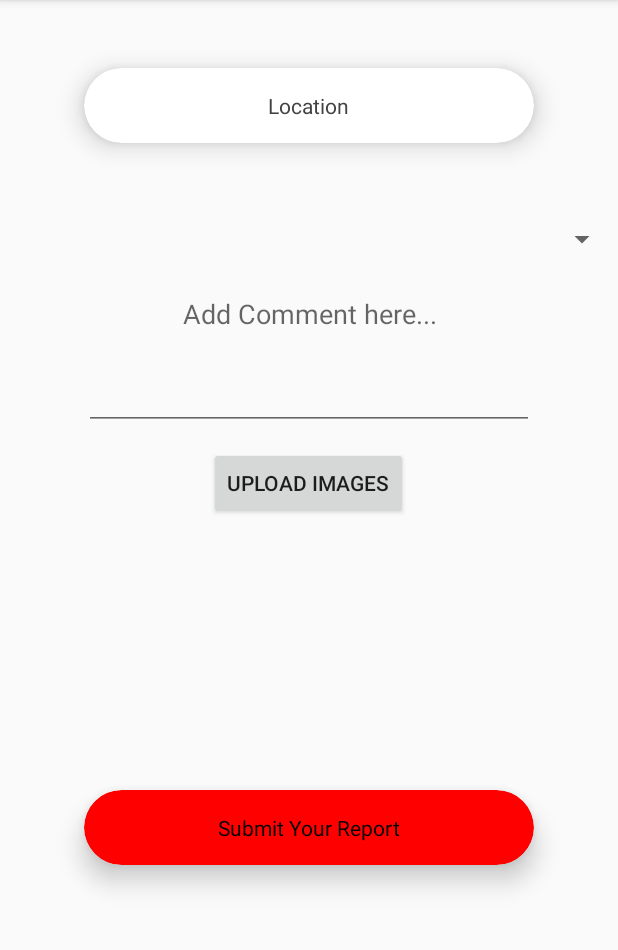
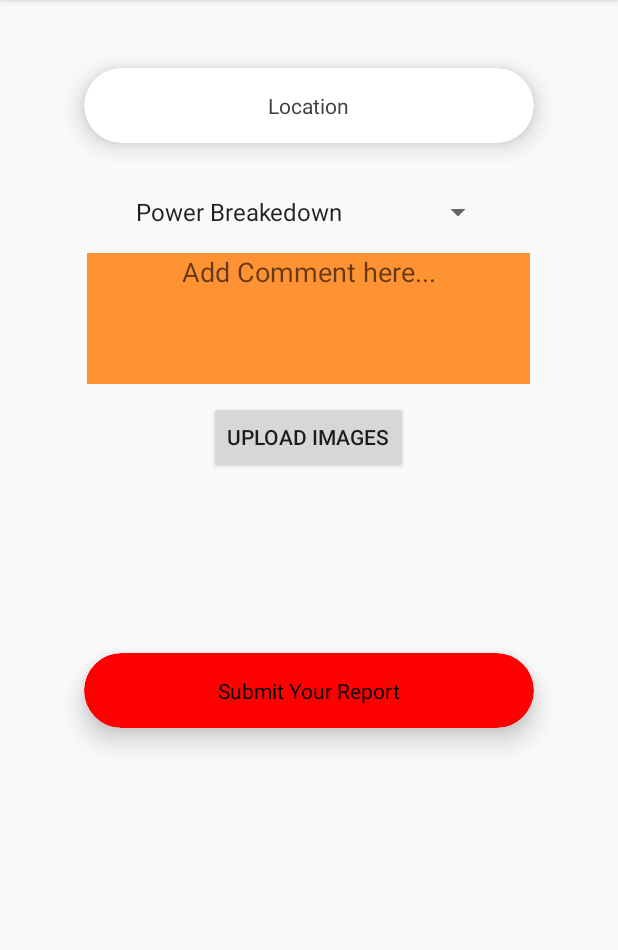
Before and after one commit to PinsaraKWeerasinghe/EBR_System, an Android app: the fragment SubmitReport placed in its activity, on a phone screen of 412 x 824 dp, the part 84-1034 px from its top. Run offline under Robolectric (Android 15) with nearby library versions, the phone set to English and light mode, and no system bars.

Commit message:
Setup Submit report use case

```diff
--- a/app/build.gradle
+++ b/app/build.gradle
@@ -29,4 +29,5 @@ dependencies {
     androidTestImplementation 'com.android.support.test.espresso:espresso-core:3.0.2'
     implementation 'com.android.support:cardview-v7:28.0.0'
     implementation 'com.android.support:design:28.0.0'
+    implementation 'com.google.android.gms:play-services:12.0.1'
 }
--- a/app/src/main/java/com/example/spark/MainActivity.java
+++ b/app/src/main/java/com/example/spark/MainActivity.java
@@ -58,7 +58,7 @@ public class MainActivity extends AppCompatActivity implements NavigationView.On
     public boolean onNavigationItemSelected(@NonNull MenuItem menuItem) {
         switch (menuItem.getItemId()){
             case R.id.nav_submit:
-                getSupportFragmentManager().beginTransaction().replace(R.id.fragment_container,new Register()).commit();
+                getSupportFragmentManager().beginTransaction().replace(R.id.fragment_container,new SubmitReport()).commit();
                 break;
             case R.id.nav_history:
                 getSupportFragmentManager().beginTransaction().replace(R.id.fragment_container,new History()).commit();
@@ -86,4 +86,5 @@ public class MainActivity extends AppCompatActivity implements NavigationView.On
     public void onFragmentInteraction(Uri uri) {
 
     }
+
 }
--- a/app/src/main/java/com/example/spark/SubmitReport.java
+++ b/app/src/main/java/com/example/spark/SubmitReport.java
@@ -1,12 +1,33 @@
 package com.example.spark;
 
+import android.app.Activity;
 import android.content.Context;
+import android.content.Intent;
 import android.net.Uri;
 import android.os.Bundle;
+import android.support.annotation.NonNull;
+import android.support.annotation.Nullable;
 import android.support.v4.app.Fragment;
+import android.support.v7.widget.CardView;
+import android.util.Log;
 import android.view.LayoutInflater;
 import android.view.View;
 import android.view.ViewGroup;
+import android.widget.AdapterView;
+import android.widget.ArrayAdapter;
+import android.widget.Button;
+import android.widget.EditText;
+import android.widget.Spinner;
+import android.widget.TextView;
+
+import com.google.android.gms.common.GooglePlayServicesNotAvailableException;
+import com.google.android.gms.common.GooglePlayServicesRepairableException;
+import com.google.android.gms.location.places.Place;
+import com.google.android.gms.location.places.ui.PlacePicker;
+import com.google.android.gms.maps.GoogleMap;
+import com.google.android.gms.maps.MapView;
+import com.google.android.gms.maps.MapsInitializer;
+import com.google.android.gms.maps.OnMapReadyCallback;
 
 
 /**
@@ -17,7 +38,25 @@ import android.view.ViewGroup;
  * Use the {@link SubmitReport#newInstance} factory method to
  * create an instance of this fragment.
  */
-public class SubmitReport extends Fragment {
+public class SubmitReport extends Fragment implements AdapterView.OnItemSelectedListener {
+
+//    GoogleMap googleMap;
+//    MapView mapView;
+
+
+    String locationRe="Testing location";
+    View view;
+    String methodOfReport;
+    CardView submit;
+    EditText commit;
+    String userID="12";
+
+
+    CardView button;
+    int PLACE_PICKER_REQUEST=1;
+
+
+
     // TODO: Rename parameter arguments, choose names that match
     // the fragment initialization parameters, e.g. ARG_ITEM_NUMBER
     private static final String ARG_PARAM1 = "param1";
@@ -64,8 +103,79 @@ public class SubmitReport extends Fragment {
     public View onCreateView(LayoutInflater inflater, ViewGroup container,
                              Bundle savedInstanceState) {
         // Inflate the layout for this fragment
-        return inflater.inflate(R.layout.fragment_submit_report, container, false);
+        view=inflater.inflate(R.layout.fragment_submit_report, container, false);
+
+        Spinner spinner=view.findViewById(R.id.incidentMe);
+        ArrayAdapter<CharSequence> charSequenceArrayAdapter=ArrayAdapter.createFromResource(getContext(),R.array.reportType,android.R.layout.simple_spinner_item);
+        charSequenceArrayAdapter.setDropDownViewResource(android.R.layout.simple_spinner_dropdown_item);
+        spinner.setAdapter(charSequenceArrayAdapter);
+        spinner.setOnItemSelectedListener(this);
+
+
+        button=(CardView) view.findViewById(R.id.location);
+        submit=(CardView) view.findViewById(R.id.submitR);
+        commit=(EditText) view.findViewById(R.id.cmnt);
+
+        button.setOnClickListener(new View.OnClickListener() {
+            @Override
+            public void onClick(View v) {
+                PlacePicker.IntentBuilder builder=new PlacePicker.IntentBuilder();
+
+                Intent intent;
+                try {
+                    intent=builder.build((Activity) getContext());
+                    startActivityForResult(intent,PLACE_PICKER_REQUEST);
+                } catch (GooglePlayServicesRepairableException e) {
+                    e.printStackTrace();
+                } catch (GooglePlayServicesNotAvailableException e) {
+                    e.printStackTrace();
+                }
+            }
+        });
+
+        submit.setOnClickListener(new View.OnClickListener() {
+            @Override
+            public void onClick(View v) {
+                submitReport();
+            }
+        });
+
+        return  view;
     }
+
+    private void submitReport() {
+        String location=locationRe;
+        String methodof=methodOfReport;
+        String comment=commit.getText().toString();
+        String userid=userID;
+
+        String method="submitReport";
+        BackgroundTask backgroundTask=new BackgroundTask(getContext());
+        backgroundTask.execute(method,location,methodof,comment,userid);
+    }
+
+    public void onActivityResult(int requestCode, int resultCode, Intent data){
+        if (requestCode==PLACE_PICKER_REQUEST){
+            if(resultCode== Activity.RESULT_OK){
+                Place place=PlacePicker.getPlace(data,getContext());
+                String address=String.format("Place : %s",place.getAddress());
+                Log.d("hi",address);
+            }
+        }
+    }
+
+//    @Override
+//    public void onViewCreated(@NonNull View view, @Nullable Bundle savedInstanceState) {
+//        super.onViewCreated(view, savedInstanceState);
+//
+//        mapView=(MapView) view.findViewById(R.id.map);
+//
+//        if(mapView != null){
+//            mapView.onCreate(null);
+//            mapView.onResume();
+//            mapView.getMapAsync(this);
+//        }
+//    }
 
     // TODO: Rename method, update argument and hook method into UI event
     public void onButtonPressed(Uri uri) {
@@ -91,6 +201,37 @@ public class SubmitReport extends Fragment {
         mListener = null;
     }
 
+    @Override
+    public void onItemSelected(AdapterView<?> parent, View view, int position, long id) {
+        String method=parent.getItemAtPosition(position).toString();
+        if(method.equals("Power Breakedown")){
+            methodOfReport="Power Breakedown";
+
+        }else if(method.equals("Maintainence")){
+            methodOfReport="Maintainence";
+        }else if(method.equals("Request new Connection")){
+            methodOfReport="Request new Connection";
+        }else if(method.equals("Request exist Connection")){
+            methodOfReport="Request exist Connection";
+        }else if(method.equals("Complains")){
+            methodOfReport="Complains";
+        }
+
+    }
+
+    @Override
+    public void onNothingSelected(AdapterView<?> parent) {
+
+    }
+
+//    @Override
+//    public void onMapReady(GoogleMap googleMap) {
+//        MapsInitializer.initialize(getContext());
+//
+//        this.googleMap=googleMap;
+//        googleMap.setMapType(GoogleMap.MAP_TYPE_NORMAL);
+//    }
+
     /**
      * This interface must be implemented by activities that contain this
      * fragment to allow an interaction in this fragment to be communicated
--- /dev/null
+++ b/app/src/main/res/drawable-anydpi/logout.xml
@@ -0,0 +1,13 @@
+<vector xmlns:android="http://schemas.android.com/apk/res/android"
+    android:width="24dp"
+    android:height="24dp"
+    android:viewportWidth="21.6"
+    android:viewportHeight="21.6"
+    android:tint="#333333">
+  <group android:translateX="-1.2"
+      android:translateY="-1.2">
+      <path
+          android:fillColor="#FF000000"
+          android:pathData="M7,11v2h10v-2L7,11zM12,2C6.48,2 2,6.48 2,12s4.48,10 10,10 10,-4.48 10,-10S17.52,2 12,2zM12,20c-4.41,0 -8,-3.59 -8,-8s3.59,-8 8,-8 8,3.59 8,8 -3.59,8 -8,8z"/>
+  </group>
+</vector>
--- a/app/src/main/res/layout/fragment_login.xml
+++ b/app/src/main/res/layout/fragment_login.xml
@@ -19,7 +19,7 @@
             android:drawableLeft="@drawable/login"
             android:ems="10"
             android:inputType="textPersonName"
-            android:text="Username or CEB account number" />
+            android:hint="Username or CEB account number" />
 
         <EditText
             android:id="@+id/pword"
@@ -30,7 +30,7 @@
             android:drawableLeft="@drawable/pwad"
             android:ems="10"
             android:inputType="textPersonName"
-            android:text="Password" />
+            android:hint="Password" />
 
 
             <android.support.v7.widget.CardView
--- a/app/src/main/res/layout/fragment_submit_report.xml
+++ b/app/src/main/res/layout/fragment_submit_report.xml
@@ -12,9 +12,9 @@
         android:layout_height="match_parent">
 
         <android.support.v7.widget.CardView
+            android:id="@+id/location"
             android:layout_width="300dp"
             android:layout_height="50dp"
-            android:layout_below="@+id/conPword"
             android:layout_centerHorizontal="true"
             android:layout_marginTop="45dp"
             app:cardBackgroundColor="#fff"
@@ -26,7 +26,7 @@
                 android:layout_height="match_parent">
 
                 <TextView
-                    android:id="@+id/location"
+
                     android:layout_width="wrap_content"
                     android:layout_height="wrap_content"
                     android:layout_centerInParent="true"
@@ -35,21 +35,39 @@
             </RelativeLayout>
         </android.support.v7.widget.CardView>
 
+        <!--<FrameLayout-->
+            <!--android:id="@+id/maplay"-->
+            <!--android:layout_width="match_parent"-->
+            <!--android:layout_height="200dp">-->
+
+            <!--<com.google.android.gms.maps.MapView-->
+                <!--android:layout_width="match_parent"-->
+                <!--android:layout_height="match_parent"-->
+                <!--android:id="@+id/map">-->
+
+            <!--</com.google.android.gms.maps.MapView>-->
+
+        <!--</FrameLayout>-->
+
+
         <Spinner
-            android:id="@+id/spinner"
-            android:layout_width="match_parent"
+
+            android:layout_centerHorizontal="true"
+            android:id="@+id/incidentMe"
+            android:layout_width="wrap_content"
             android:layout_height="wrap_content"
-            android:layout_alignParentTop="true"
-            android:layout_marginTop="147dp"
+            android:layout_below="@+id/location"
+            android:layout_marginTop="34dp"
             android:spinnerMode="dropdown"
 
             />
 
         <EditText
             android:id="@+id/cmnt"
-            android:layout_width="300dp"
-            android:layout_height="100dp"
-            android:layout_below="@+id/spinner"
+            android:background="#FF9233"
+            android:layout_width="295dp"
+            android:layout_height="87dp"
+            android:layout_below="@+id/incidentMe"
             android:layout_centerHorizontal="true"
             android:layout_marginTop="15dp"
             android:ems="10"
@@ -69,8 +87,8 @@
 
         <HorizontalScrollView
             android:id="@+id/scrollpad"
-            android:layout_width="300dp"
-            android:layout_height="150dp"
+            android:layout_width="296dp"
+            android:layout_height="89dp"
             android:layout_below="@+id/button"
             android:layout_centerHorizontal="true"
             android:layout_marginTop="15dp">
@@ -83,6 +101,7 @@
 
         <android.support.v7.widget.CardView
             android:layout_width="300dp"
+            android:id="@+id/submitR"
             android:layout_height="50dp"
             android:layout_below="@+id/scrollpad"
             android:layout_marginTop="15dp"
--- a/app/src/main/res/menu/drawer_menu.xml
+++ b/app/src/main/res/menu/drawer_menu.xml
@@ -20,6 +20,11 @@
             android:icon="@drawable/ic_help_black_24dp"
             android:title="Help"
             />
+        <item
+            android:id="@+id/nav_logout"
+            android:icon="@drawable/logout"
+            android:title="Logout"
+            />
 
     </group>
 
--- a/app/src/main/res/values/strings.xml
+++ b/app/src/main/res/values/strings.xml
@@ -3,4 +3,14 @@
 
     <string name="navigation_drawer_open">Open navigation drawer</string>
     <string name="navigation_drawer_close">Close navigation drawer</string>
+
+    <string-array name="reportType">
+        <item>Power Breakedown</item>
+        <item>Maintainence</item>
+        <item>Request new Connection</item>
+        <item>Request exist Connection</item>
+        <item>Complains</item>
+
+    </string-array>
+
 </resources>
```
Also changed, not shown: app/src/main/AndroidManifest.xml (+11 -0 lines), app/src/main/java/com/example/spark/BackgroundTask.java (+37 -1 lines), app/src/main/res/drawable-hdpi/logout.png (added), app/src/main/res/drawable-mdpi/logout.png (added), app/src/main/res/drawable-xhdpi/logout.png (added), app/src/main/res/drawable-xxhdpi/logout.png (added).
